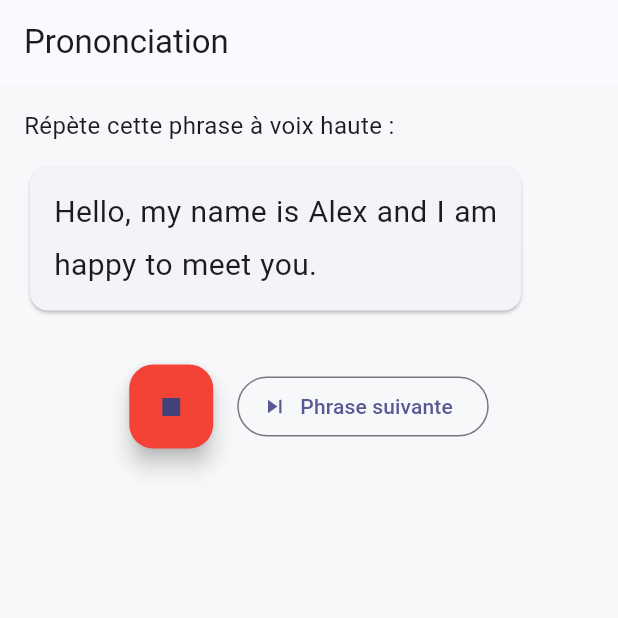
After one commit to elfred434/Conversion, a Flutter app: the PronunciationScreen screen opened by its route, after a tap on the "mic" icon, on a phone screen of 412 x 824 dp, the top half of it. The commit adds this screen. Run offline on Flutter 3.47's test engine with Material 3 defaults, Android fonts, the phone set to English and light mode, and no system bars; our stand-ins replace flutter_riverpod, flutter_tts, go_router, permission_handler, shared_preferences, speech_to_text; accounts and stored records are empty.

Commit message:
feat: pronunciation scoring + progress badges (error categories)

```diff
--- a/lib/app/router.dart
+++ b/lib/app/router.dart
@@ -3,6 +3,8 @@ import 'package:english_conversation_app/presentation/screens/onboarding/onboard
 import 'package:english_conversation_app/presentation/screens/home/home_screen.dart';
 import 'package:english_conversation_app/presentation/screens/conversation/conversation_screen.dart';
 import 'package:english_conversation_app/presentation/screens/settings/settings_screen.dart';
+import 'package:english_conversation_app/presentation/screens/pronunciation/pronunciation_screen.dart';
+import 'package:english_conversation_app/presentation/screens/progress/progress_screen.dart';
 
 /// Configuration centralisee des routes (GoRouter).
 final router = GoRouter(
@@ -24,5 +26,13 @@ final router = GoRouter(
       path: '/settings',
       builder: (context, state) => const SettingsScreen(),
     ),
+    GoRoute(
+      path: '/pronunciation',
+      builder: (context, state) => const PronunciationScreen(),
+    ),
+    GoRoute(
+      path: '/progress',
+      builder: (context, state) => const ProgressScreen(),
+    ),
   ],
 );
--- a/lib/data/datasources/remote/llm_client.dart
+++ b/lib/data/datasources/remote/llm_client.dart
@@ -1,6 +1,7 @@
 import 'dart:async';
 import 'package:english_conversation_app/domain/entities/conversation_message.dart';
 import 'package:english_conversation_app/domain/entities/level.dart';
+import 'package:english_conversation_app/domain/entities/correction_result.dart';
 
 /// Abstraction sur un fournisseur LLM externe.
 ///
@@ -17,5 +18,5 @@ abstract class LlmClient {
   });
 
   /// Corrige une phrase (peut renvoyer null en cas d'echec).
-  Future<String?> correctText(String userText, {required CefrLevel level});
+  Future<CorrectionResult?> correctText(String userText, {required CefrLevel level});
 }
--- a/lib/data/repositories/conversation_repository_impl.dart
+++ b/lib/data/repositories/conversation_repository_impl.dart
@@ -65,6 +65,7 @@ class ConversationRepositoryImpl implements ConversationRepository {
   }
 
   @override
-  Future<String?> correctText(String userText, {required CefrLevel level}) =>
+  Future<CorrectionResult?> correctText(String userText,
+          {required CefrLevel level}) =>
       llmClient.correctText(userText, level: level);
 }
--- /dev/null
+++ b/lib/domain/entities/pronunciation_score.dart
@@ -0,0 +1,73 @@
+import 'dart:math';
+
+/// Un mot cible et si l'utilisateur l'a prononce correctement (similarite).
+class PronWord {
+  final String word;
+  final bool matched;
+  const PronWord(this.word, this.matched);
+}
+
+/// Phrases d'entrainement a la prononciation (banque locale, sans API).
+const List<String> kPracticePhrases = [
+  "Hello, my name is Alex and I am happy to meet you.",
+  "I would like a cup of coffee, please.",
+  "Where is the train station near here?",
+  "She has been working here since last year.",
+  "Could you please tell me how to get to the museum?",
+  "We were watching a movie when the power went out.",
+  "If I had more time, I would learn to play the guitar.",
+  "The book on the table belongs to my brother.",
+];
+
+String _normalize(String s) => s
+    .toLowerCase()
+    .replaceAll(RegExp(r"[^a-z0-9' ]"), '')
+    .replaceAll(RegExp(r'\s+'), ' ')
+    .trim();
+
+int _levenshtein(String a, String b) {
+  final m = a.length, n = b.length;
+  if (m == 0) return n;
+  if (n == 0) return m;
+  var prev = List<int>.generate(n + 1, (i) => i);
+  var curr = List<int>.filled(n + 1, 0);
+  for (var i = 1; i <= m; i++) {
+    curr[0] = i;
+    for (var j = 1; j <= n; j++) {
+      final cost = a[i - 1] == b[j - 1] ? 0 : 1;
+      curr[j] = [
+        curr[j - 1] + 1,
+        prev[j] + 1,
+        prev[j - 1] + cost,
+      ].reduce(min);
+    }
+    final tmp = prev;
+    prev = curr;
+    curr = tmp;
+  }
+  return prev[n];
+}
+
+double _similarity(String a, String b) {
+  if (a == b) return 1.0;
+  final maxLen = max(a.length, b.length);
+  if (maxLen == 0) return 1.0;
+  return 1 - _levenshtein(a, b) / maxLen;
+}
+
+/// Compare la phrase cible et la transcription, mot par mot.
+List<PronWord> scoreWords(String target, String transcript) {
+  final tWords = _normalize(target).split(' ').where((w) => w.isNotEmpty).toList();
+  final uWords = _normalize(transcript).split(' ').where((w) => w.isNotEmpty).toList();
+  return [
+    for (final tw in tWords)
+      PronWord(tw, uWords.any((uw) => _similarity(tw, uw) >= 0.8)),
+  ];
+}
+
+/// Score global de 0.0 a 1.0 (proportion de mots cibles reconnus).
+double pronunciationScore(String target, String transcript) {
+  final words = scoreWords(target, transcript);
+  if (words.isEmpty) return 0.0;
+  return words.where((w) => w.matched).length / words.length;
+}
--- a/lib/domain/repositories/conversation_repository.dart
+++ b/lib/domain/repositories/conversation_repository.dart
@@ -1,6 +1,7 @@
 import 'dart:async';
 import 'package:english_conversation_app/domain/entities/conversation_message.dart';
 import 'package:english_conversation_app/domain/entities/level.dart';
+import 'package:english_conversation_app/domain/entities/correction_result.dart';
 
 /// Contrat de la couche domaine pour la conversation avec le LLM.
 abstract class ConversationRepository {
@@ -19,5 +20,6 @@ abstract class ConversationRepository {
   });
 
   /// Corrige une phrase de l'utilisateur (best-effort, peut renvoyer null).
-  Future<String?> correctText(String userText, {required CefrLevel level});
+  Future<CorrectionResult?> correctText(String userText,
+      {required CefrLevel level});
 }
--- a/lib/domain/usecases/correct_text.dart
+++ b/lib/domain/usecases/correct_text.dart
@@ -1,4 +1,5 @@
 import 'package:english_conversation_app/domain/entities/level.dart';
+import 'package:english_conversation_app/domain/entities/correction_result.dart';
 import 'package:english_conversation_app/domain/repositories/conversation_repository.dart';
 
 /// Cas d'usage : corriger une phrase de l'utilisateur.
@@ -6,6 +7,7 @@ class CorrectText {
   final ConversationRepository repository;
   CorrectText(this.repository);
 
-  Future<String?> call({required String userText, required CefrLevel level}) =>
+  Future<CorrectionResult?> call(
+          {required String userText, required CefrLevel level}) =>
       repository.correctText(userText, level: level);
 }
--- /dev/null
+++ b/lib/presentation/screens/pronunciation/pronunciation_screen.dart
@@ -0,0 +1,168 @@
+import 'dart:math';
+import 'package:flutter/material.dart';
+import 'package:flutter_riverpod/flutter_riverpod.dart';
+import 'package:speech_to_text/speech_to_text.dart';
+import 'package:permission_handler/permission_handler.dart';
+import 'package:english_conversation_app/domain/entities/pronunciation_score.dart';
+
+/// Ecran de pratique de la prononciation : repete une phrase, on note le score.
+class PronunciationScreen extends ConsumerStatefulWidget {
+  const PronunciationScreen({super.key});
+  @override
+  ConsumerState<PronunciationScreen> createState() =>
+      _PronunciationScreenState();
+}
+
+class _PronunciationScreenState extends ConsumerState<PronunciationScreen> {
+  final _speech = SpeechToText();
+  final _rng = Random();
+  String _target = kPracticePhrases[0];
+  String _transcript = '';
+  String _scoreLabel = '';
+  List<PronWord> _words = [];
+  bool _isListening = false;
+  bool _done = false;
+
+  void _nextPhrase() {
+    setState(() {
+      _target = kPracticePhrases[_rng.nextInt(kPracticePhrases.length)];
+      _transcript = '';
+      _scoreLabel = '';
+      _words = [];
+      _done = false;
+    });
+  }
+
+  Future<void> _toggleListen() async {
+    if (_isListening) {
+      await _speech.stop();
+      setState(() => _isListening = false);
+      return;
+    }
+    final status = await Permission.microphone.request();
+    if (!status.isGranted) {
+      if (mounted) {
+        ScaffoldMessenger.of(context).showSnackBar(const SnackBar(
+            content: Text('Autorise le micro pour la prononciation.')));
+      }
+      return;
+    }
+    final available = await _speech.initialize(
+      onError: (e) => debugPrint('speech error: $e'),
+    );
+    if (!available) {
+      if (mounted) {
+        ScaffoldMessenger.of(context).showSnackBar(const SnackBar(
+            content: Text('Reconnaissance vocale indisponible.')));
+      }
+      return;
+    }
+    setState(() {
+      _isListening = true;
+      _transcript = '';
+      _words = [];
+      _scoreLabel = '';
+      _done = false;
+    });
+    await _speech.listen(
+      listenOptions: SpeechListenOptions(localeId: 'en_US'),
+      onResult: (result) {
+        _transcript = result.recognizedWords;
+        if (result.finalResult) {
+          _speech.stop();
+          if (mounted) setState(() => _isListening = false);
+          _score();
+        }
+      },
+    );
+  }
+
+  void _score() {
+    final words = scoreWords(_target, _transcript);
+    final score = pronunciationScore(_target, _transcript);
+    setState(() {
+      _words = words;
+      _scoreLabel = '${(score * 100).round()}%';
+      _done = true;
+    });
+  }
+
+  List<Widget> _displayWords() {
+    if (_words.isEmpty) {
+      return _target
+          .split(' ')
+          .map((w) => Text(w, style: const TextStyle(fontSize: 20)))
+          .toList();
+    }
+    return _words
+        .map((w) => Text(
+              w.word,
+              style: TextStyle(
+                fontSize: 20,
+                color: w.matched ? Colors.green : Colors.red,
+                fontWeight: FontWeight.w600,
+              ),
+            ))
+        .toList();
+  }
+
+  @override
+  Widget build(BuildContext context) {
+    return Scaffold(
+      appBar: AppBar(title: const Text('Prononciation')),
+      body: Padding(
+        padding: const EdgeInsets.all(16),
+        child: Column(
+          crossAxisAlignment: CrossAxisAlignment.start,
+          children: [
+            const Text('Répète cette phrase à voix haute :',
+                style: TextStyle(fontSize: 16)),
+            const SizedBox(height: 12),
+            Card(
+              child: Padding(
+                padding: const EdgeInsets.all(16),
+                child: Wrap(spacing: 6, runSpacing: 6, children: _displayWords()),
+              ),
+            ),
+            const SizedBox(height: 16),
+            if (_done)
+              Center(
+                child: Column(
+                  children: [
+                    Text(_scoreLabel,
+                        style: const TextStyle(
+                            fontSize: 32,
+                            fontWeight: FontWeight.bold,
+                            color: Colors.indigo)),
+                    const SizedBox(height: 8),
+                    Text(
+                      'Tu as dit : "${_transcript.isEmpty ? '—' : _transcript}"',
+                      style: const TextStyle(
+                          fontSize: 14, fontStyle: FontStyle.italic),
+                    ),
+                  ],
+                ),
+              ),
+            const SizedBox(height: 16),
+            Row(
+              mainAxisAlignment: MainAxisAlignment.center,
+              children: [
+                FloatingActionButton(
+                  onPressed: _isListening ? null : _toggleListen,
+                  backgroundColor: _isListening ? Colors.red : null,
+                  child: Icon(_isListening ? Icons.stop : Icons.mic),
+                ),
+                const SizedBox(width: 16),
+                OutlinedButton.icon(
+                  onPressed: _nextPhrase,
+                  icon: const Icon(Icons.skip_next),
+                  label: const Text('Phrase suivante'),
+                ),
+              ],
+            ),
+          ],
+        ),
+      ),
+    );
+  }
+}
```
Also changed, not shown: lib/data/datasources/remote/gemini_client.dart (+12 -3 lines), lib/data/datasources/remote/openai_client.dart (+12 -3 lines), lib/data/repositories/progress_repository_impl.dart (added, +49 -0 lines), lib/domain/entities/correction_result.dart (added, +9 -0 lines), lib/domain/repositories/progress_repository.dart (added, +13 -0 lines), lib/presentation/providers/providers.dart (+9 -0 lines), lib/presentation/screens/home/home_screen.dart (+12 -0 lines), lib/presentation/screens/progress/progress_screen.dart (added, +82 -0 lines), lib/presentation/state/chat_notifier.dart (+18 -6 lines).
